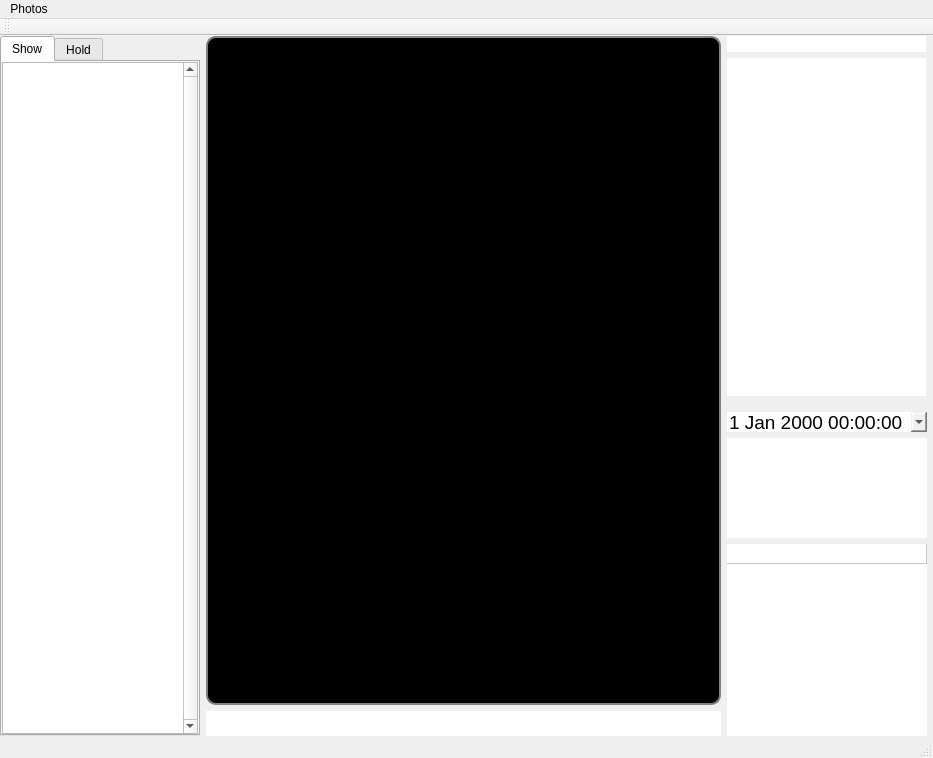
Before: the Qt Designer form mainwindow.ui in kghose/Chhobi, drawn with Qt 5.
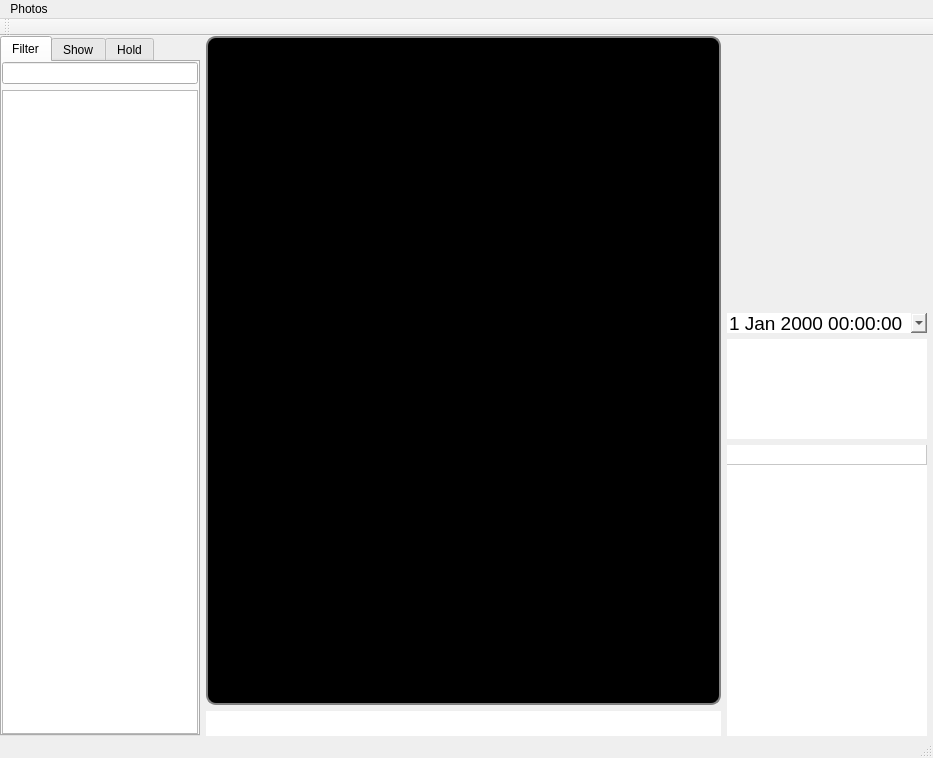
After: the same form once the commit is applied. Icons and pictures are not drawn.

Commit message:
Checkin before minor redesign
Moved filter tools to a tab
Added some todos

What changed in the file:
```diff
--- a/mainwindow.ui
+++ b/mainwindow.ui
@@ -38,6 +38,45 @@
       <property name="currentIndex">
        <number>0</number>
       </property>
+      <widget class="QWidget" name="tab">
+       <attribute name="title">
+        <string>Filter</string>
+       </attribute>
+       <layout class="QVBoxLayout" name="verticalLayout_3">
+        <property name="margin">
+         <number>0</number>
+        </property>
+        <item>
+         <widget class="QLineEdit" name="captionSearchLineEdit">
+          <property name="maximumSize">
+           <size>
+            <width>199</width>
+            <height>16777215</height>
+           </size>
+          </property>
+         </widget>
+        </item>
+        <item>
+         <widget class="QListWidget" name="keywordListWidget">
+          <property name="maximumSize">
+           <size>
+            <width>199</width>
+            <height>16777215</height>
+           </size>
+          </property>
+          <property name="editTriggers">
+           <set>QAbstractItemView::NoEditTriggers</set>
+          </property>
+          <property name="alternatingRowColors">
+           <bool>true</bool>
+          </property>
+          <property name="selectionMode">
+           <enum>QAbstractItemView::SingleSelection</enum>
+          </property>
+         </widget>
+        </item>
+       </layout>
+      </widget>
       <widget class="QWidget" name="show">
        <attribute name="title">
         <string>Show</string>
@@ -276,7 +315,7 @@
        <property name="margin">
         <number>0</number>
        </property>
-       <item row="0" column="0" rowspan="6">
+       <item row="0" column="0" rowspan="5">
         <widget class="QLabel" name="QL_preview">
          <property name="sizePolicy">
           <sizepolicy hsizetype="Ignored" vsizetype="Ignored">
@@ -315,7 +354,7 @@
          </property>
         </widget>
        </item>
-       <item row="6" column="0">
+       <item row="5" column="0">
         <widget class="QLineEdit" name="captionEdit">
          <property name="sizePolicy">
           <sizepolicy hsizetype="Expanding" vsizetype="Fixed">
@@ -336,7 +375,7 @@
          </property>
         </widget>
        </item>
-       <item row="5" column="1" rowspan="2">
+       <item row="4" column="1" rowspan="2">
         <widget class="QTableWidget" name="QTW_keywords">
          <property name="sizePolicy">
           <sizepolicy hsizetype="Fixed" vsizetype="Expanding">
@@ -375,7 +414,7 @@
          <column/>
         </widget>
        </item>
-       <item row="4" column="1">
+       <item row="3" column="1">
         <widget class="QPlainTextEdit" name="QPTE_metadata">
          <property name="sizePolicy">
           <sizepolicy hsizetype="Fixed" vsizetype="Fixed">
@@ -399,7 +438,7 @@
          </property>
         </widget>
        </item>
-       <item row="3" column="1">
+       <item row="2" column="1">
         <widget class="QDateTimeEdit" name="dateTimeEdit">
          <property name="sizePolicy">
           <sizepolicy hsizetype="Fixed" vsizetype="Fixed">
@@ -433,25 +472,6 @@
         </widget>
        </item>
        <item row="1" column="1">
-        <widget class="QListWidget" name="keywordListWidget">
-         <property name="maximumSize">
-          <size>
-           <width>199</width>
-           <height>16777215</height>
-          </size>
-         </property>
-         <property name="editTriggers">
-          <set>QAbstractItemView::NoEditTriggers</set>
-         </property>
-         <property name="alternatingRowColors">
-          <bool>true</bool>
-         </property>
-         <property name="selectionMode">
-          <enum>QAbstractItemView::SingleSelection</enum>
-         </property>
-        </widget>
-       </item>
-       <item row="2" column="1">
         <widget class="Line" name="line">
          <property name="minimumSize">
           <size>
@@ -470,16 +490,6 @@
          </property>
         </widget>
        </item>
-       <item row="0" column="1">
-        <widget class="QLineEdit" name="captionSearchLineEdit">
-         <property name="maximumSize">
-          <size>
-           <width>199</width>
-           <height>16777215</height>
-          </size>
-         </property>
-        </widget>
-       </item>
       </layout>
      </widget>
     </item>
```
The commit also changes 1 other file.
